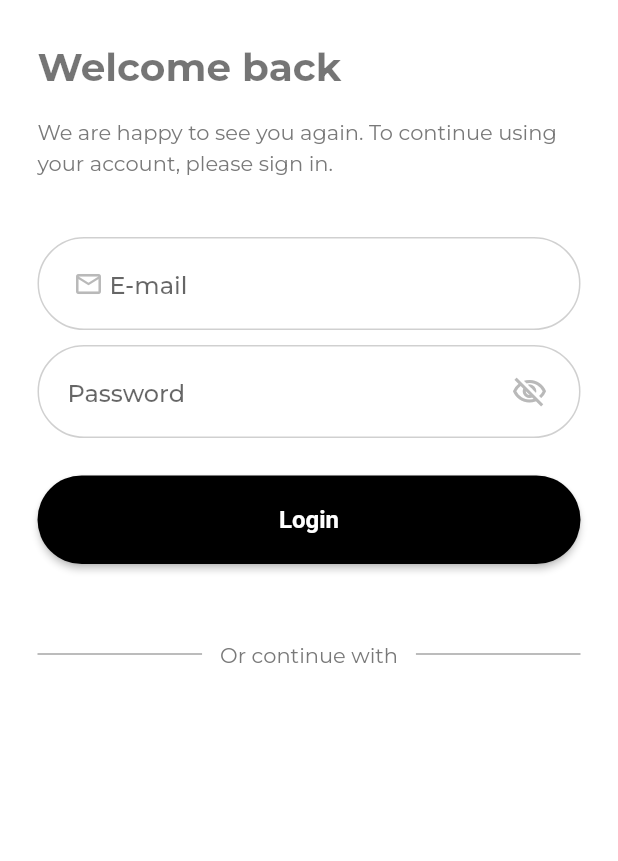
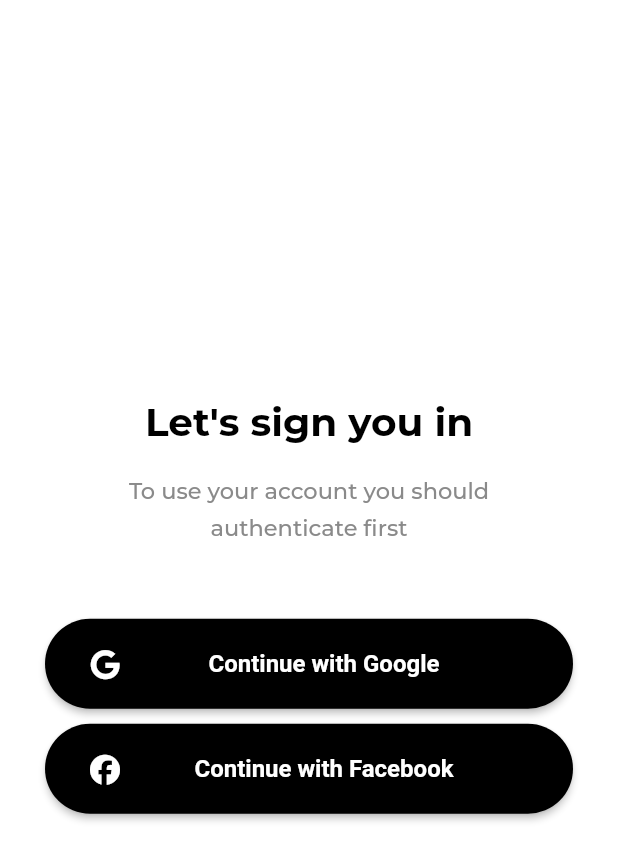
Before and after one commit to morismoze/flutter-debut, a Flutter app: the screen it shows after launch, after a tap on "Get started", on a phone screen of 412 x 824 dp. Shown: the top 861 px of the screen. Run offline on Flutter 3.47's test engine with Material 2 defaults, Android fonts, the phone set to English and light mode, and no system bars; drawn by our look-alikes of show_up_animation; our stand-ins replace cloud_firestore, firebase_auth, firebase_core, flutter_svg, font_awesome_flutter, google_fonts and 3 more; accounts and stored records are empty; generated files the repository leaves out were written again.

Commit message:
Add auth flow

```diff
--- /dev/null
+++ b/lib/auth_widget_builder.dart
@@ -0,0 +1,54 @@
+import 'package:debutapp/data/providers/auth_provider.dart';
+import 'package:debutapp/models/user_model.dart';
+import 'package:debutapp/services/firestore_database.dart';
+import 'package:flutter/material.dart';
+import 'package:provider/provider.dart';
+
+/*
+* This class is mainly to help with creating user dependent object that
+* needs to be available by all downstream widgets.
+* Thus, this widget has to be above the [MaterialApp].
+* As we rely on uid to decide which main screen to display (eg: Home or Sign In),
+* this class will help us to create all providers needed that depend on
+* the user uid.
+ */
+class AuthWidgetBuilder extends StatelessWidget {
+  const AuthWidgetBuilder(
+      {Key? key, required this.builder, required this.databaseBuilder})
+      : super(key: key);
+
+  final Widget Function(BuildContext, AsyncSnapshot<UserModel>) builder;
+  final FirestoreDatabase Function(BuildContext context, String uid)
+      databaseBuilder;
+
+  @override
+  Widget build(BuildContext context) {
+    final authService = Provider.of<AuthProvider>(context, listen: false);
+
+    return StreamBuilder<UserModel>(
+      stream: authService.user,
+      builder: (BuildContext context, AsyncSnapshot<UserModel> snapshot) {
+        final UserModel? user = snapshot.data;
+
+        if (user != null && user.uid != null) {
+          /*
+          * Any other Provider that relies on user data can be
+          * added to the following MultiProvider list.
+          * Once a user has been detected, a re-build will be initiated.
+           */
+          return MultiProvider(
+            providers: [
+              Provider<UserModel>.value(value: user),
+              Provider<FirestoreDatabase>(
+                create: (context) => databaseBuilder(context, user.uid!),
+              ),
+            ],
+            child: builder(context, snapshot),
+          );
+        }
+
+        return builder(context, snapshot);
+      },
+    );
+  }
+}
--- /dev/null
+++ b/lib/data/providers/auth_provider.dart
@@ -0,0 +1,98 @@
+import 'package:debutapp/models/user_model.dart';
+import 'package:flutter/material.dart';
+import 'package:firebase_auth/firebase_auth.dart';
+import 'package:google_sign_in/google_sign_in.dart';
+
+enum Status { Uninitialized, Authenticated, Authenticating, Unauthenticated }
+
+/*
+* The UI will depend on the Status to decide which screen/action to be done.
+* - Uninitialized - Checking user is logged or not, the Splash Screen will be shown
+* - Authenticated - User is authenticated successfully, Home Page will be shown
+* - Authenticating - Sign In button just been pressed, progress bar will be shown
+* - Unauthenticated - User is not authenticated, login page will be shown
+ */
+class AuthProvider extends ChangeNotifier {
+  late FirebaseAuth _auth;
+
+  // Default status
+  Status _status = Status.Uninitialized;
+
+  Status get status => _status;
+
+  Stream<UserModel> get user =>
+      _auth.authStateChanges().map(_createUserFromFirebaseUserModel);
+
+  AuthProvider() {
+    _auth = FirebaseAuth.instance;
+
+    // listener for authentication changes such as user sign in and sign out
+    _auth.authStateChanges().listen(onAuthStateChanged);
+  }
+
+  // Create user object based on the given User
+  UserModel _createUserFromFirebaseUserModel(User? firebaseUser) {
+    if (firebaseUser == null) {
+      return UserModel(uid: null);
+    }
+
+    return UserModel(
+        uid: firebaseUser.uid,
+        email: firebaseUser.email,
+        displayName: firebaseUser.displayName,
+        phoneNumber: firebaseUser.phoneNumber,
+        photoUrl: firebaseUser.photoURL);
+  }
+
+  // Method to detect live auth changes such as user sign in and sign out
+  Future<void> onAuthStateChanged(User? firebaseUser) async {
+    if (firebaseUser == null) {
+      _status = Status.Unauthenticated;
+    } else {
+      _createUserFromFirebaseUserModel(firebaseUser);
+      _status = Status.Authenticated;
+    }
+
+    notifyListeners();
+  }
+
+  // Method to handle user sign in using email and password
+  Future<bool> signInWithGoogle() async {
+    try {
+      _status = Status.Authenticating;
+      notifyListeners();
+
+      // Trigger the authentication flow
+      final GoogleSignInAccount? googleUser = await GoogleSignIn().signIn();
+
+      // Obtain the auth details from the request
+      final GoogleSignInAuthentication? googleAuth =
+          await googleUser?.authentication;
+
+      // Create a new credential
+      final credential = GoogleAuthProvider.credential(
+        accessToken: googleAuth?.accessToken,
+        idToken: googleAuth?.idToken,
+      );
+
+      // Once signed in, return the UserCredential
+      await _auth.signInWithCredential(credential);
+      return true;
+    } catch (e) {
+      print(e);
+      _status = Status.Unauthenticated;
+      notifyListeners();
+      return false;
+    }
+  }
+
+  // Method to handle user signing out
+  Future signOut() async {
+    _auth.signOut();
+
+    _status = Status.Unauthenticated;
+    notifyListeners();
+
+    return Future.delayed(Duration.zero);
+  }
+}
--- a/lib/l10n/app_en.arb
+++ b/lib/l10n/app_en.arb
@@ -1,6 +1,11 @@
 {
   "onboardingHeadline": "The best way to manage your habits",
-  "onboardingDescription": "The best way to manage your habits easily",
+  "onboardingBody": "The best way to manage your habits easily",
   "onboardingCta": "Get started",
-  "onboardingImageSemanticsLabel": "Onboarding hero image"
+  "onboardingImageSemanticsLabel": "Onboarding hero image",
+  "authHeadline": "Let's sign you in",
+  "authBody": "To use your account you should authenticate first",
+  "authFacebook": "Continue with Facebook",
+  "authGoogle": "Continue with Google",
+  "authError": "Something went wrong. Please try again or reload the app."
 }
--- a/lib/main.dart
+++ b/lib/main.dart
@@ -1,6 +1,8 @@
 import 'dart:async';
 import 'package:debutapp/data/sharedpref/shared_preferences_helper.dart';
+import 'package:debutapp/services/firestore_database.dart';
 import 'package:debutapp/ui/app.dart';
+import 'package:firebase_core/firebase_core.dart';
 import 'package:flutter/material.dart';
 import 'package:flutter/services.dart';
 
@@ -9,16 +11,12 @@ Future<void> main() async {
   /// native code before calling runApp or in simpler words
   /// if the main function is async
   WidgetsFlutterBinding.ensureInitialized();
+  await Firebase.initializeApp();
   await SharedPreferencesHelper.init();
-  await setPreferredOrientations();
-  return runZonedGuarded(() async => runApp(const App()), (error, stack) {});
+  await SystemChrome.setPreferredOrientations([DeviceOrientation.portraitUp]);
+  return runZonedGuarded(
+      () async => runApp(App(
+            databaseBuilder: (_, uid) => FirestoreDatabase(uid: uid),
+          )),
+      (error, stack) {});
 }
-
-Future<void> setPreferredOrientations() {
-  return SystemChrome.setPreferredOrientations([
-    DeviceOrientation.portraitUp,
-    DeviceOrientation.portraitDown,
-    DeviceOrientation.landscapeRight,
-    DeviceOrientation.landscapeLeft,
-  ]);
-}
--- /dev/null
+++ b/lib/models/user_model.dart
@@ -0,0 +1,14 @@
+class UserModel {
+  String? uid;
+  String? email;
+  String? displayName;
+  String? phoneNumber;
+  String? photoUrl;
+
+  UserModel(
+      {this.uid,
+      this.email,
+      this.displayName,
+      this.phoneNumber,
+      this.photoUrl});
+}
--- a/lib/routes.dart
+++ b/lib/routes.dart
@@ -1,6 +1,6 @@
 import 'package:debutapp/ui/screens/onboarding/onboarding.dart';
 import 'package:flutter/material.dart';
-import 'package:debutapp/ui/screens/login/login.dart';
+import 'package:debutapp/ui/screens/auth/auth.dart';
 import 'package:debutapp/ui/screens/home/home.dart';
 
 class Routes {
@@ -14,6 +14,6 @@ class Routes {
   static final routes = <String, WidgetBuilder>{
     onboarding: (BuildContext context) => const OnboardingScreen(),
     home: (BuildContext context) => const HomeScreen(),
-    login: (BuildContext context) => const LoginScreen(),
+    login: (BuildContext context) => const AuthScreen(),
   };
 }
--- /dev/null
+++ b/lib/services/firestore_database.dart
@@ -0,0 +1,18 @@
+import 'package:cloud_firestore/cloud_firestore.dart';
+
+import 'package:debutapp/services/firestore_service.dart';
+
+String documentIdFromCurrentDate() => DateTime.now().toIso8601String();
+
+/*
+* This is the main class access/call for any UI widgets that require to perform
+* any CRUD activities operation in FirebaseFirestore database.
+* This class work hand-in-hand with FirestoreService and FirestorePath.
+*/
+class FirestoreDatabase {
+  FirestoreDatabase({required this.uid});
+
+  final String uid;
+
+  final _firestoreService = FirestoreService.instance;
+}
--- /dev/null
+++ b/lib/services/firestore_service.dart
@@ -0,0 +1,26 @@
+import 'package:cloud_firestore/cloud_firestore.dart';
+
+/*
+* This class represent all possible CRUD operation for FirebaseFirestore.
+* It contains all generic implementation needed based on the provided document
+* path and documentID,since most of the time in FirebaseFirestore design, we will have
+* documentID and path for any document and collections.
+*/
+class FirestoreService {
+  FirestoreService._();
+  static final instance = FirestoreService._();
+
+  Future<void> set({
+    required String path,
+    required Map<String, dynamic> data,
+    bool merge = false,
+  }) async {
+    final reference = FirebaseFirestore.instance.doc(path);
+    await reference.set(data);
+  }
+
+  Future<void> deleteData({required String path}) async {
+    final reference = FirebaseFirestore.instance.doc(path);
+    await reference.delete();
+  }
+}
--- a/lib/ui/app.dart
+++ b/lib/ui/app.dart
@@ -1,18 +1,38 @@
+import 'package:debutapp/auth_widget_builder.dart';
+import 'package:debutapp/data/providers/auth_provider.dart';
 import 'package:debutapp/data/sharedpref/shared_preferences_helper.dart';
 import 'package:debutapp/constants/theme/app_theme.dart';
+import 'package:debutapp/models/user_model.dart';
+import 'package:debutapp/services/firestore_database.dart';
+import 'package:debutapp/ui/screens/auth/auth.dart';
 import 'package:debutapp/ui/screens/home/home.dart';
 import 'package:debutapp/ui/screens/onboarding/onboarding.dart';
 import 'package:flutter/material.dart';
 import 'package:debutapp/routes.dart';
 import 'package:flutter_localizations/flutter_localizations.dart';
 import 'package:flutter_gen/gen_l10n/app_localizations.dart';
+import 'package:provider/provider.dart';
 
 class App extends StatelessWidget {
-  const App({super.key});
+  const App({Key? key, required this.databaseBuilder}) : super(key: key);
+
+  // Expose builders for 3rd party services at the root of the widget tree
+  // This is useful when mocking services while testing
+  final FirestoreDatabase Function(BuildContext context, String uid)
+      databaseBuilder;
 
   @override
   Widget build(BuildContext context) {
+    return MultiProvider(
+        providers: [
+          ChangeNotifierProvider<AuthProvider>(create: (_) => AuthProvider()),
+        ],
+        child: AuthWidgetBuilder(
+            databaseBuilder: databaseBuilder,
+            builder:
+                (BuildContext context, AsyncSnapshot<UserModel> userSnapshot) {
               return MaterialApp(
+                debugShowCheckedModeBanner: false,
                 supportedLocales: const [Locale('en', 'US')],
                 // These delegates make sure that the localization data for the proper language is loaded
                 localizationsDelegates: const [
@@ -23,9 +43,25 @@ class App extends StatelessWidget {
                 ],
                 theme: AppThemeData.lightThemeData,
                 routes: Routes.routes,
-      home: SharedPreferencesHelper.isOnboarded != true
-          ? const OnboardingScreen()
-          : const HomeScreen(),
+                home: Consumer<AuthProvider>(
+                  builder: (_, authProviderRef, __) {
+                    if (SharedPreferencesHelper.isOnboarded != true) {
+                      return const OnboardingScreen();
+                    }
+
+                    if (userSnapshot.connectionState ==
+                        ConnectionState.active) {
+                      return userSnapshot.hasData
+                          ? const HomeScreen()
+                          : const AuthScreen();
+                    }
+
+                    return const Material(
+                      child: CircularProgressIndicator(),
                     );
+                  },
+                ),
+              );
+            }));
   }
 }
--- /dev/null
+++ b/lib/ui/screens/auth/auth.dart
@@ -0,0 +1,115 @@
+import 'package:debutapp/data/providers/auth_provider.dart';
+import 'package:debutapp/ui/widgets/styled_button.dart';
+import 'package:page_transition/page_transition.dart';
+import 'package:provider/provider.dart';
+import 'package:show_up_animation/show_up_animation.dart';
+import 'package:flutter/material.dart';
+import 'package:flutter_gen/gen_l10n/app_localizations.dart';
+import 'package:font_awesome_flutter/font_awesome_flutter.dart';
+
+class AuthScreen extends StatefulWidget {
+  const AuthScreen({
+    Key? key,
+  }) : super(key: key);
+
+  @override
+  State<StatefulWidget> createState() => _AuthScreenState();
+}
+
+class _AuthScreenState extends State<AuthScreen> {
+  final _scaffoldKey = GlobalKey<ScaffoldState>();
+
+  @override
+  Widget build(BuildContext context) {
+    final authProvider = Provider.of<AuthProvider>(context);
+
+    return GestureDetector(
+      onTap: () => FocusManager.instance.primaryFocus?.unfocus(),
+      child: Scaffold(
+        key: _scaffoldKey,
+        body: SafeArea(
+          child: Padding(
+            padding:
+                const EdgeInsets.only(left: 30.0, right: 30.0, bottom: 20.0),
+            child: Column(
+              mainAxisAlignment: MainAxisAlignment.center,
+              crossAxisAlignment: CrossAxisAlignment.center,
+              children: [
+                Column(
+                  children: [
+                    ShowUpAnimation(
+                        delayStart: const Duration(milliseconds: 200),
+                        animationDuration: const Duration(milliseconds: 500),
+                        child: Text(
+                          AppLocalizations.of(context).authHeadline,
+                          style: Theme.of(context)
+                              .textTheme
+                              .headlineLarge!
+                              .copyWith(color: Theme.of(context).primaryColor),
+                          textAlign: TextAlign.center,
+                        )),
+                    const SizedBox(height: 15),
+                    Padding(
+                        padding: const EdgeInsets.symmetric(horizontal: 40.0),
+                        child: ShowUpAnimation(
+                          delayStart: const Duration(milliseconds: 400),
+                          animationDuration: const Duration(milliseconds: 500),
+                          child: Text(
+                            AppLocalizations.of(context).authBody,
+                            style: Theme.of(context)
+                                .textTheme
+                                .bodyLarge!
+                                .copyWith(
+                                    color:
+                                        Theme.of(context).colorScheme.tertiary),
+                            textAlign: TextAlign.center,
+                          ),
+                        )),
+                  ],
+                ),
+                const SizedBox(height: 50),
+                Column(children: [
+                  ShowUpAnimation(
+                      delayStart: const Duration(milliseconds: 700),
+                      animationDuration: const Duration(milliseconds: 500),
+                      child: StyledButton(
+                        onPressed: () async {
+                          bool status = await authProvider.signInWithGoogle();
+                          print(status);
+                          if (mounted) {
+                            if (!status) {
+                              ScaffoldMessenger.of(context).showSnackBar(
+                                  SnackBar(
+                                      duration: const Duration(seconds: 10),
+                                      content: Text(AppLocalizations.of(context)
+                                          .authError)));
+                            } else {
+                              Navigator.push(
+                                  context,
+                                  PageTransition(
+                                      type: PageTransitionType.scale,
+                                      child: const AuthScreen()));
+                            }
+                          }
+                        },
+                        text: AppLocalizations.of(context).authGoogle,
+                        prefixIconData: FontAwesomeIcons.google,
+                      )),
+                  const SizedBox(height: 10),
+                  ShowUpAnimation(
+                      delayStart: const Duration(milliseconds: 900),
+                      animationDuration: const Duration(milliseconds: 500),
+                      child: StyledButton(
+                        onPressed: () {},
+                        text: AppLocalizations.of(context).authFacebook,
+                        prefixIconData: FontAwesomeIcons.facebook,
+                      )),
+                ])
+              ],
+            ),
+          ),
+        ),
+      ),
+    );
+  }
+}
--- a/lib/ui/screens/login/login.dart
+++ /dev/null
@@ -1,47 +0,0 @@
-import 'package:debutapp/ui/widgets/horizontal_or_line.dart';
-import 'package:debutapp/ui/widgets/login_form.dart';
-import 'package:flutter/material.dart';
-import 'package:flutter/services.dart';
-
-class LoginScreen extends StatefulWidget {
-  const LoginScreen({
-    Key? key,
-  }) : super(key: key);
-
-  @override
-  State<StatefulWidget> createState() => _LoginScreenState();
-}
-
-class _LoginScreenState extends State<LoginScreen> {
-  @override
-  @override
-  Widget build(BuildContext context) {
-    return GestureDetector(
-      onTap: () => FocusManager.instance.primaryFocus?.unfocus(),
-      child: Scaffold(
-        backgroundColor: Colors.white,
-        body: Center(
-          child: Padding(
-            padding: const EdgeInsets.all(25.0),
-            child: Column(
-              crossAxisAlignment: CrossAxisAlignment.start,
-              children: [
-                Text("Welcome back",
-                    style: Theme.of(context).textTheme.headlineLarge),
-                SizedBox(height: 15),
-                Text(
-                    "We are happy to see you again. To continue using your account, please sign in.",
-                    style: TextStyle(
-                        fontSize: 14, color: Color(0xFF797979), height: 1.5)),
-                SizedBox(height: 40),
-                LoginForm(),
-                SizedBox(height: 50),
-                HorizontalOrLine(label: "Or continue with")
-              ],
-            ),
-          ),
-        ),
-      ),
-    );
-  }
-}
--- a/lib/ui/screens/onboarding/onboarding.dart
+++ b/lib/ui/screens/onboarding/onboarding.dart
@@ -1,12 +1,13 @@
 import 'package:debutapp/data/sharedpref/shared_preferences_helper.dart';
 import 'package:page_transition/page_transition.dart';
-import 'package:debutapp/ui/screens/login/login.dart';
+import 'package:debutapp/ui/screens/auth/auth.dart';
 import 'package:debutapp/ui/widgets/styled_button.dart';
 import 'package:flutter/material.dart';
 import 'package:flutter/services.dart';
 import 'package:flutter_gen/gen_l10n/app_localizations.dart';
 import 'package:flutter_svg/flutter_svg.dart';
 import 'package:show_up_animation/show_up_animation.dart';
+import 'package:font_awesome_flutter/font_awesome_flutter.dart';
 
 class OnboardingScreen extends StatefulWidget {
   const OnboardingScreen({super.key});
@@ -31,7 +32,7 @@ class _OnboardingScreenState extends State<OnboardingScreen> {
     Navigator.push(
         context,
         PageTransition(
-            type: PageTransitionType.bottomToTop, child: const LoginScreen()));
+            type: PageTransitionType.bottomToTop, child: const AuthScreen()));
     SharedPreferencesHelper.setIsOnboarded(false);
   }
 
@@ -68,7 +69,6 @@ class _OnboardingScreenState extends State<OnboardingScreen> {
                             delayStart: const Duration(milliseconds: 700),
                             animationDuration:
                                 const Duration(milliseconds: 500),
-                            curve: Curves.bounceIn,
                             direction: Direction.vertical,
                             offset: 0.5,
                             child: Text(
@@ -88,12 +88,10 @@ class _OnboardingScreenState extends State<OnboardingScreen> {
                               delayStart: const Duration(milliseconds: 900),
                               animationDuration:
                                   const Duration(milliseconds: 500),
-                              curve: Curves.bounceIn,
                               direction: Direction.vertical,
                               offset: 0.5,
                               child: Text(
-                                AppLocalizations.of(context)
-                                    .onboardingDescription,
+                                AppLocalizations.of(context).onboardingBody,
                                 style: Theme.of(context)
                                     .textTheme
                                     .bodyLarge!
@@ -110,13 +108,12 @@ class _OnboardingScreenState extends State<OnboardingScreen> {
               ShowUpAnimation(
                   delayStart: const Duration(milliseconds: 1200),
                   animationDuration: const Duration(milliseconds: 500),
-                  curve: Curves.bounceIn,
                   direction: Direction.vertical,
                   offset: 0.5,
                   child: StyledButton(
                     onPressed: _handleCtaClick,
                     text: AppLocalizations.of(context).onboardingCta,
-                    suffixIconData: Icons.arrow_forward_rounded,
+                    suffixIconData: FontAwesomeIcons.arrowRight,
                   ))
             ],
           ),
--- a/lib/ui/widgets/styled_button.dart
+++ b/lib/ui/widgets/styled_button.dart
@@ -6,7 +6,7 @@ class StyledButton extends StatelessWidget {
   final Color? backgroundColor;
   final Color? textColor;
   final IconData? suffixIconData;
-  final Color? iconColor;
+  final IconData? prefixIconData;
 
   const StyledButton(
       {Key? key,
@@ -15,11 +15,13 @@ class StyledButton extends StatelessWidget {
       this.backgroundColor,
       this.textColor,
       this.suffixIconData,
-      this.iconColor})
+      this.prefixIconData})
       : super(key: key);
 
   @override
   Widget build(BuildContext context) {
+    bool isOnlySuffixIcon = prefixIconData == null && suffixIconData != null;
+
     return SizedBox(
         width: double.infinity,
         child: ElevatedButton(
@@ -28,20 +30,24 @@ class StyledButton extends StatelessWidget {
           child: Padding(
             padding: const EdgeInsets.symmetric(horizontal: 30.0),
             child: Row(
-              mainAxisAlignment: suffixIconData == null
-                  ? MainAxisAlignment.center
-                  : MainAxisAlignment.spaceBetween,
               crossAxisAlignment: CrossAxisAlignment.center,
               children: [
+                if (prefixIconData != null) ...[
+                  Icon(
+                    prefixIconData,
+                    size: 20,
+                  )
+                ],
+                Expanded(
+                    child: isOnlySuffixIcon
+                        ? Text(text)
+                        : Center(child: Text(text))),
                 if (suffixIconData != null) ...[
-                  Text(text),
                   Icon(
                     suffixIconData,
                     size: 20,
                   )
-                ] else ...[
-                  Text(text),
-                ]
+                ],
               ],
             ),
           ),
```
Also changed, not shown: pubspec.yaml (+10 -0 lines), pubspec.lock, 9 other files. Lines whose indentation alone changed are shown as unchanged.
